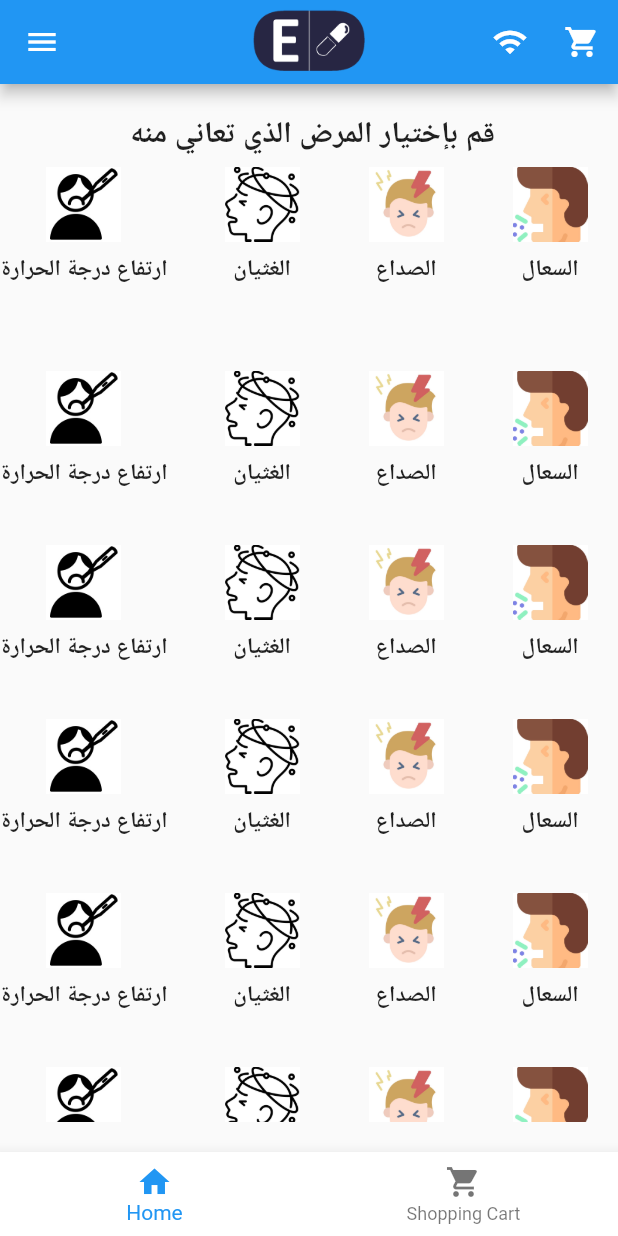
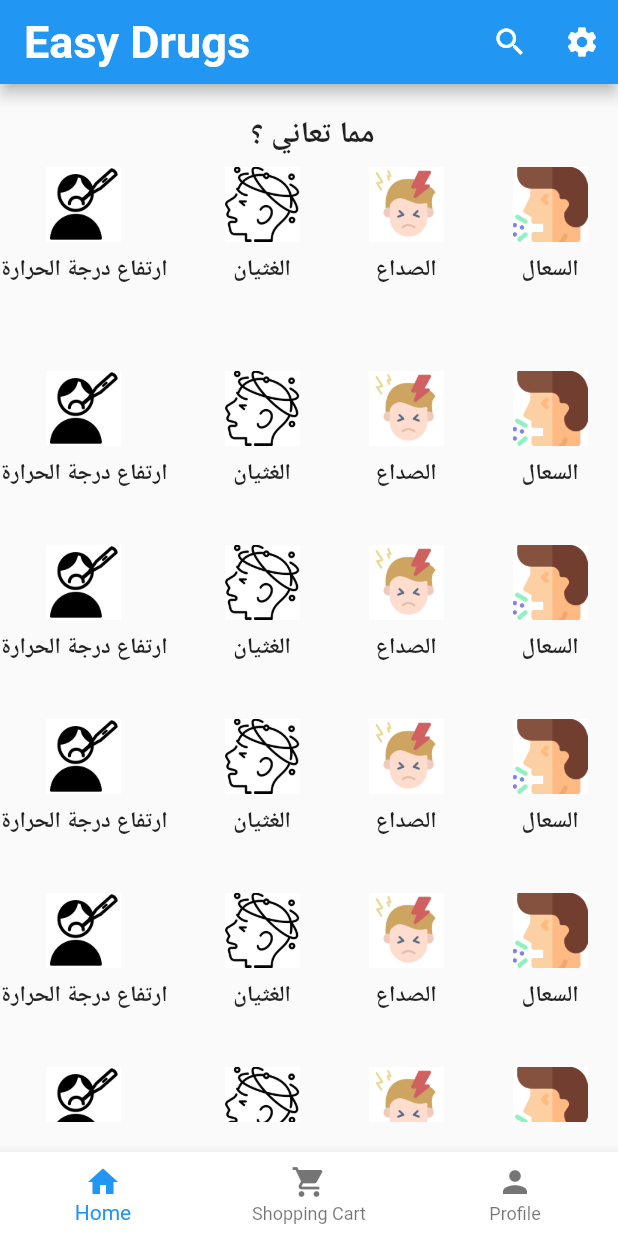
Before and after one commit to MahmoudNassim/Easy-Drugs, a Flutter app: the screen it shows after launch, on a phone screen of 412 x 824 dp. Run offline on Flutter 3.47's test engine with Material 2 defaults, Android fonts, the light colour scheme and no system bars; our stand-ins replace animated_splash_screen.

Commit message:
add icons

```diff
--- a/lib/HomeScreen.dart
+++ b/lib/HomeS/HomeScreen.dart
@@ -1,4 +1,5 @@
-import 'package:dd/ShoppingCart.dart';
+import 'package:dd/HomeS/ShoppingCart.dart';
+import 'package:dd/HomeS/profile.dart';
 import 'package:dd/TitleItem.dart';
 import 'package:flutter/material.dart';
 
@@ -14,6 +15,7 @@ class _HomeScreenState extends State<HomeScreen> {
   List<Widget> Tabs = [
     HomeS(),
     ShoppingCart(),
+    Profile(),
   ];
   @override
   Widget build(BuildContext context) {
@@ -30,22 +32,22 @@ class _HomeScreenState extends State<HomeScreen> {
         items: [
               BottomNavigationBarItem(label: 'Home',icon: Icon(Icons.home),),
               BottomNavigationBarItem(label: 'Shopping Cart',icon: Icon(Icons.shopping_cart),),
+              BottomNavigationBarItem(label: 'Profile',icon: Icon(Icons.person),),
+
       ]),
       appBar: AppBar(
-        title: Image(
-          image: AssetImage(
-            ('Assets/Images/E5.png'),
-          ),
-          height: 80,
-          width: 80,
+        title: Text('Easy Drugs',
+        style: TextStyle(fontWeight:FontWeight.bold,
+                          fontSize: 30,
         ),
-        centerTitle: true,
+
+
+        ),
         actions: [
-          IconButton(onPressed: () {}, icon: Icon(Icons.wifi)),
-          IconButton(onPressed: () {}, icon: Icon(Icons.shopping_cart)),
+          IconButton(onPressed: () {}, icon: Icon(Icons.search)),
+          IconButton(onPressed: () {}, icon: Icon(Icons.settings)),
         ],
       ),
-      drawer: Drawer(),
       body: Tabs.elementAt(SelectedIndex)
     );
   }
@@ -63,7 +65,7 @@ class HomeS extends StatelessWidget {
             child: Column(
               children: [
                 Text(
-                  ' قم بإختيار المرض الذي تعاني منه ',
+                  ' مما تعاني ؟ ',
                   textAlign: TextAlign.center,
                   style: TextStyle(fontSize: 20, fontWeight: FontWeight.bold),
                 ),
--- /dev/null
+++ b/lib/HomeS/profile.dart
@@ -0,0 +1,11 @@
+import 'package:flutter/material.dart';
+
+class Profile extends StatelessWidget {
+
+  @override
+  Widget build(BuildContext context) {
+    return Scaffold(
+
+    );
+  }
+}
--- a/lib/Splash.dart
+++ b/lib/Splash.dart
@@ -2,7 +2,7 @@ import 'package:flutter/material.dart';
 import 'package:flutter/src/widgets/container.dart';
 import 'package:flutter/src/widgets/framework.dart';
 
-import 'HomeScreen.dart';
+import 'HomeS/HomeScreen.dart';
 
 class SplashScreen extends StatefulWidget {
   static const RouteName = 'Splash';
--- a/lib/main.dart
+++ b/lib/main.dart
@@ -1,5 +1,5 @@
 import 'package:animated_splash_screen/animated_splash_screen.dart';
-import 'package:dd/HomeScreen.dart';
+import 'package:dd/HomeS/HomeScreen.dart';
 import 'package:dd/LoginScreen.dart';
 import 'package:dd/MedScreen.dart';
 import 'package:dd/RegisterL.dart';
```
Also changed, not shown: lib/MedScreen.dart (+6 -13 lines), lib/HomeS/ShoppingCart.dart (renamed from lib/ShoppingCart.dart).
